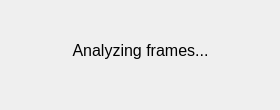
This is waitdialog.ui in rakeeb-hossain/PEAT as Qt 5 draws it before an edit. The edited form follows.
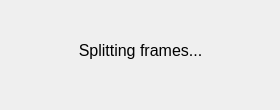
This is the edited form.

Diff of the .ui file:
```diff
--- a/waitdialog.ui
+++ b/waitdialog.ui
@@ -31,7 +31,7 @@
     </font>
    </property>
    <property name="text">
-    <string>Analyzing frames...</string>
+    <string>Splitting frames...</string>
    </property>
    <property name="alignment">
     <set>Qt::AlignCenter</set>
```
